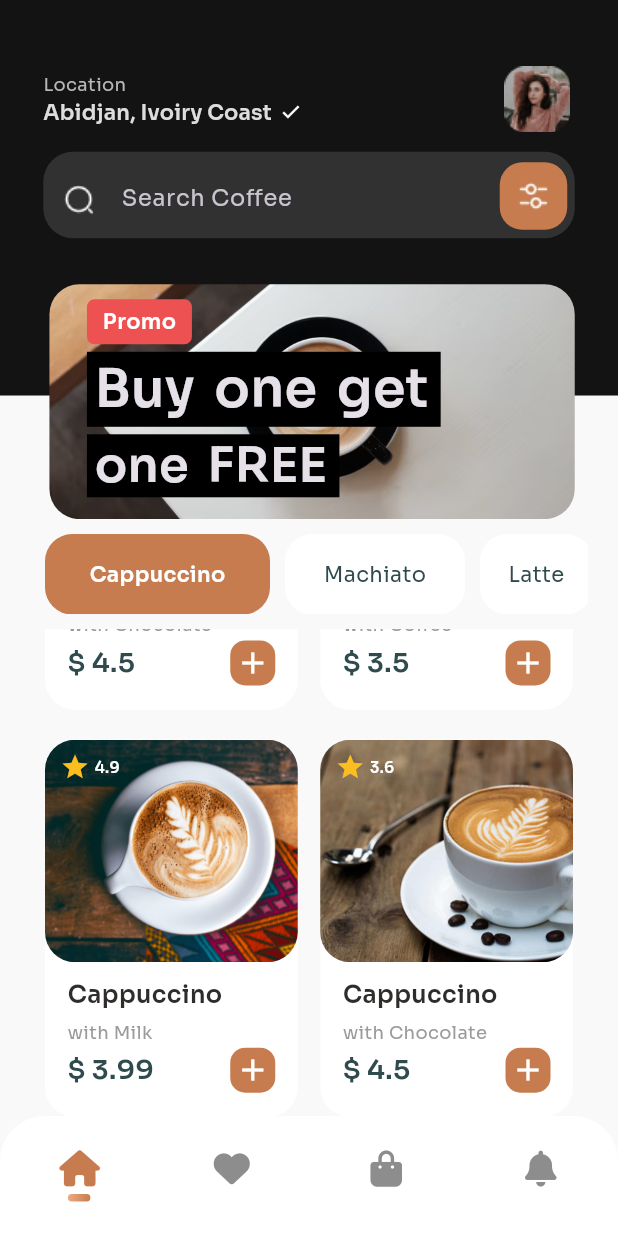
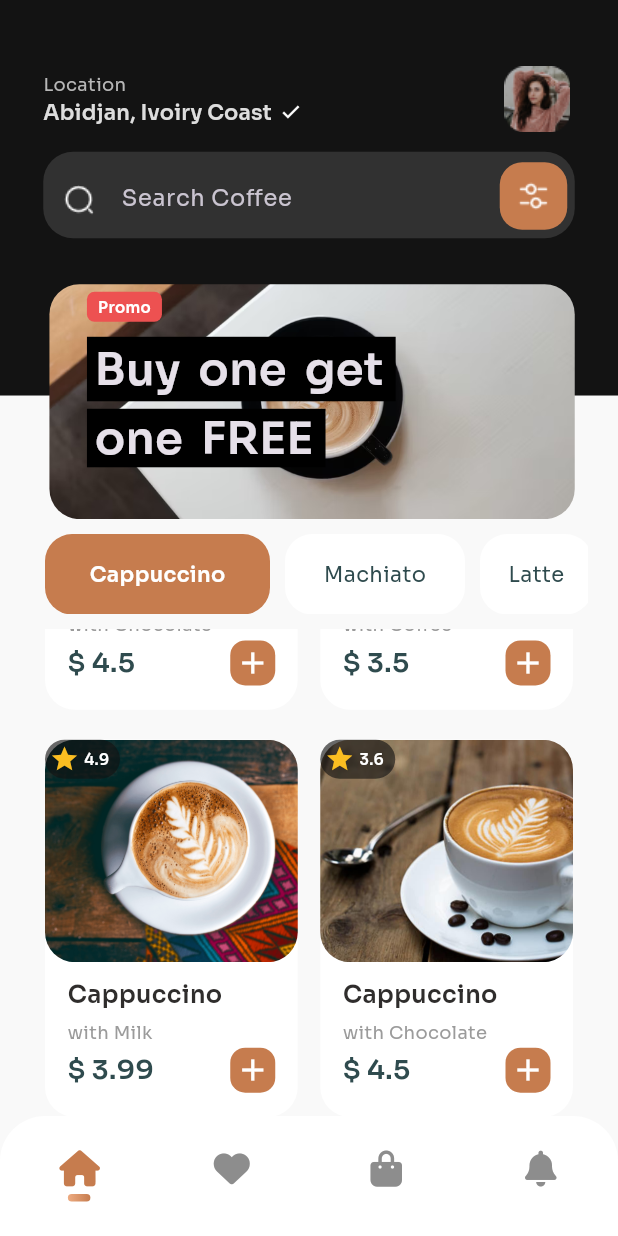
Before and after one commit to kevinDlan/coffee_shop, a Flutter app: the HomeScreen screen opened by its route, scrolled down 198 dp, on a phone screen of 412 x 824 dp. Run offline on Flutter 3.47's test engine with Material 3 defaults, Android fonts, the phone set to English and light mode, and no system bars; our stand-ins replace animate_do, font_awesome_flutter, go_router, google_fonts, google_maps_flutter, location and 1 more; missing offline and left inert: flutter_polyline_points.

```diff
--- a/lib/data/coffee_data_list.dart
+++ b/lib/data/coffee_data_list.dart
@@ -116,7 +116,7 @@ class CoffeeDataList {
                 "name": "Americano",
                 "content": "with Chocolate",
                 "price": 1.99,
-                "rating": 5.99,
+                "rating": 5.9,
                 "image": "assets/coffees/americano_coffee_with_milk.jpg",
                 "category": "americano"
               },
--- a/lib/features/home/screens/home_content_screen.dart
+++ b/lib/features/home/screens/home_content_screen.dart
@@ -95,7 +95,7 @@ class HomeContentScreen extends StatelessWidget {
                 child: Container(
                   height: height * 19,
                   width: width * 85,
-                  padding: const EdgeInsets.only(left: 25, top: 10),
+                  padding: const EdgeInsets.only(left: 25, top: 5),
                   margin: EdgeInsets.only(left: width * 8),
                   decoration: BoxDecoration(
                       borderRadius: BorderRadius.circular(20),
@@ -107,7 +107,7 @@ class HomeContentScreen extends StatelessWidget {
                     crossAxisAlignment: CrossAxisAlignment.start,
                     children: [
                       const PromoWidget(),
-                      const SizedBox(height: 5),
+                      const SizedBox(height: 10),
                       Container(
                         padding: const EdgeInsets.only(left: 5, right: 8),
                         decoration: const BoxDecoration(color: Colors.black),
@@ -115,7 +115,7 @@ class HomeContentScreen extends StatelessWidget {
                           "Buy one get",
                           textAlign: TextAlign.justify,
                           style: GoogleFonts.sora(
-                              fontSize: 35,
+                              fontSize: 30,
                               wordSpacing: 5,
                               fontWeight: FontWeight.w600),
                         ),
@@ -126,15 +126,13 @@ class HomeContentScreen extends StatelessWidget {
                       Container(
                         padding: const EdgeInsets.only(left: 5, right: 8),
                         decoration: const BoxDecoration(color: Colors.black),
-                        child: Positioned(
                         child: Text(
                           "one FREE",
                           style: GoogleFonts.sora(
-                                fontSize: 32,
+                              fontSize: 30,
                               height: 1.3,
                               wordSpacing: 5,
                               fontWeight: FontWeight.w600),
-                          ),
                         ),
                       )
                     ],
--- a/lib/features/home/widgets/coffee_widget.dart
+++ b/lib/features/home/widgets/coffee_widget.dart
@@ -26,7 +26,9 @@ class CoffeWidget extends StatelessWidget {
             crossAxisAlignment: CrossAxisAlignment.start,
             children: [
               ZoomIn(
-                child: Container(
+                child: Stack(
+                  children: [
+                    Container(
                       height: height <= 725 ? height * 0.16 : height * 0.18,
                       decoration: BoxDecoration(
                         borderRadius: BorderRadius.circular(20),
@@ -35,8 +37,13 @@ class CoffeWidget extends StatelessWidget {
                           image: AssetImage(coffee.image),
                         ),
                       ),
-                  child: Padding(
-                    padding: const EdgeInsets.only(left: 10.0, top: 8.0),
+                    ),
+                    Container(
+                      width: 50,
+                      padding: const EdgeInsets.all(3),
+                      decoration: BoxDecoration(
+                          color: const Color(0x9f111111),
+                          borderRadius: BorderRadiusDirectional.circular(20)),
                       child: Row(
                           crossAxisAlignment: CrossAxisAlignment.start,
                           children: [
@@ -57,7 +64,8 @@ class CoffeWidget extends StatelessWidget {
                               ),
                             )
                           ]),
-                  ),
+                    )
+                  ],
                 ),
               ),
               Padding(
--- a/lib/features/home/widgets/promo_widget.dart
+++ b/lib/features/home/widgets/promo_widget.dart
@@ -8,15 +8,15 @@ class PromoWidget extends StatelessWidget {
   @override
   Widget build(BuildContext context) {
     return Container(
-      height: 30,
-      width: 70,
+      height: 20,
+      width: 50,
       decoration: BoxDecoration(
           borderRadius: BorderRadius.circular(5), color: Pallete.redColor),
       child: Center(
         child: Text(
           'Promo',
           style: GoogleFonts.sora(
-              fontSize: 14,
+              fontSize: 10,
               fontWeight: FontWeight.w600,
               color: Pallete.whiteColor),
         ),
--- a/lib/main.dart
+++ b/lib/main.dart
@@ -16,3 +16,5 @@ class MyApp extends StatelessWidget {
     );
   }
 }
+
+// https://www.youtube.com/watch?v=zOPu26W48AA
```
Also changed, not shown: lib/features/delivery/screens/delivery_screen.dart (+17 -16 lines), 2 other files. Lines whose indentation alone changed are shown as unchanged.
